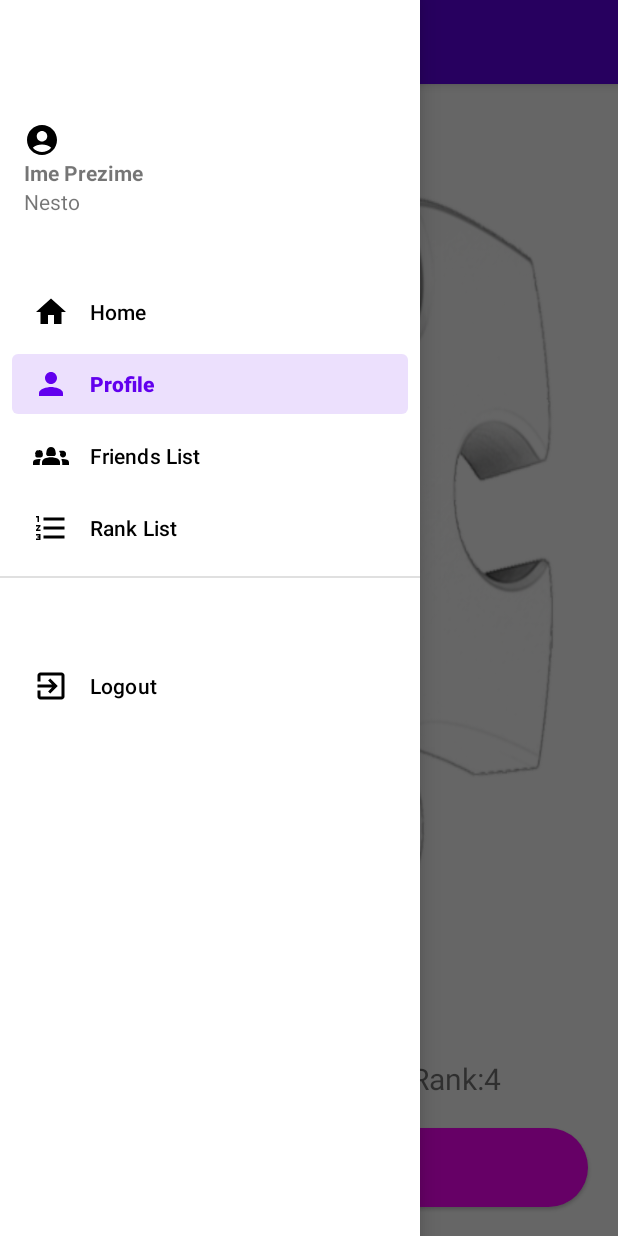
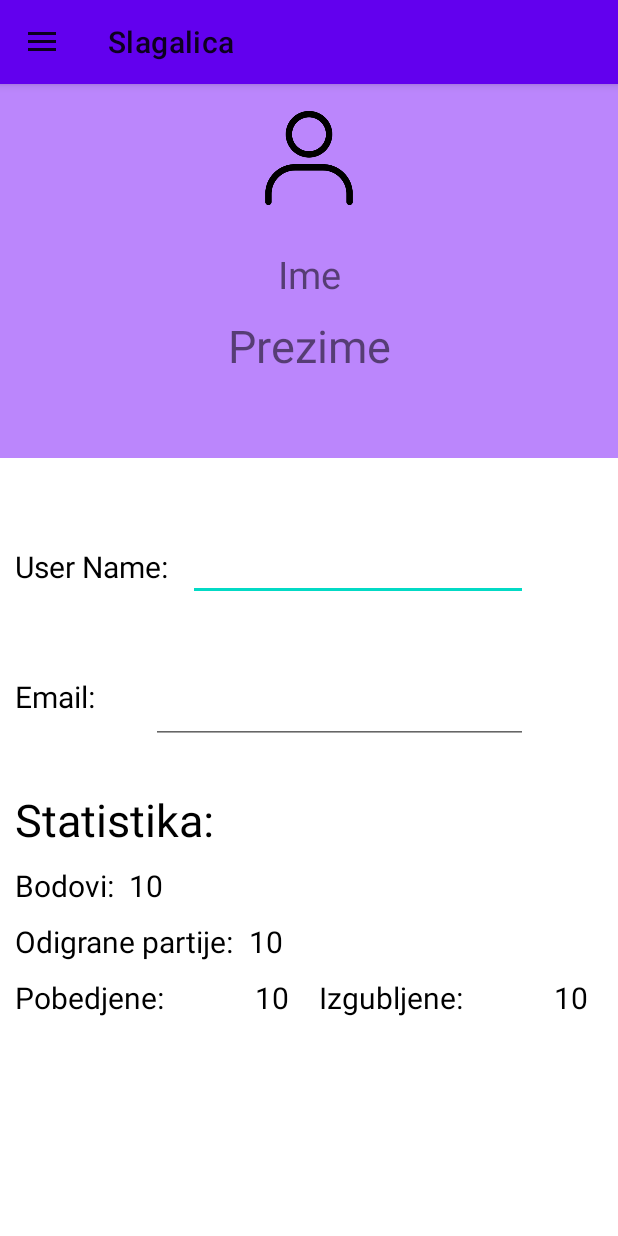
Before and after one commit to SR482021Danijel/MA-SIT-Project, an Android app: the screen it shows after launch (MainActivity), in the side drawer, after a tap on "Profile", on a phone screen of 412 x 824 dp. Run offline under Robolectric (Android 15) with nearby library versions, the phone set to English and light mode, and no system bars.

Commit message:
ubacio profil

```diff
--- a/app/build.gradle
+++ b/app/build.gradle
@@ -33,6 +33,7 @@ dependencies {
     implementation 'androidx.appcompat:appcompat:1.6.1'
     implementation 'com.google.android.material:material:1.8.0'
     implementation 'androidx.constraintlayout:constraintlayout:2.1.4'
+    implementation 'com.google.android.material:material:1.8.0'
     testImplementation 'junit:junit:4.13.2'
     androidTestImplementation 'androidx.test.ext:junit:1.1.5'
     androidTestImplementation 'androidx.test.espresso:espresso-core:3.5.1'
--- a/app/src/main/AndroidManifest.xml
+++ b/app/src/main/AndroidManifest.xml
@@ -13,6 +13,7 @@
         tools:targetApi="31">
         <activity
             android:name=".MainActivity"
+            android:windowSoftInputMode="adjustResize"
             android:exported="true">
             <intent-filter>
                 <action android:name="android.intent.action.MAIN" />
--- /dev/null
+++ b/app/src/main/java/com/ftn/ma_sit_project/HomeFragment.java
@@ -0,0 +1,20 @@
+package com.ftn.ma_sit_project;
+
+import android.os.Bundle;
+
+import androidx.fragment.app.Fragment;
+
+import android.view.LayoutInflater;
+import android.view.View;
+import android.view.ViewGroup;
+
+public class HomeFragment extends Fragment {
+    View view;
+
+    @Override
+    public View onCreateView(LayoutInflater inflater, ViewGroup container,
+                             Bundle savedInstanceState) {
+        view =  inflater.inflate(R.layout.fragment_home, container, false);
+        return view;
+    }
+}
--- a/app/src/main/java/com/ftn/ma_sit_project/MainActivity.java
+++ b/app/src/main/java/com/ftn/ma_sit_project/MainActivity.java
@@ -4,10 +4,14 @@ import androidx.annotation.NonNull;
 import androidx.appcompat.app.ActionBarDrawerToggle;
 import androidx.appcompat.app.AppCompatActivity;
 import androidx.appcompat.widget.Toolbar;
+import androidx.core.view.GravityCompat;
+import androidx.core.view.ViewCompat;
 import androidx.drawerlayout.widget.DrawerLayout;
 
+import android.content.ClipData;
 import android.os.Bundle;
 import android.view.MenuItem;
+import android.widget.Button;
 
 import com.google.android.material.navigation.NavigationView;
 
@@ -18,6 +22,7 @@ public class MainActivity extends AppCompatActivity implements NavigationView.On
     protected void onCreate(Bundle savedInstanceState) {
         super.onCreate(savedInstanceState);
         setContentView(R.layout.activity_main);
+
 
         Toolbar toolbar = (Toolbar)findViewById(R.id.toolbar1);
         setSupportActionBar(toolbar);
@@ -30,21 +35,22 @@ public class MainActivity extends AppCompatActivity implements NavigationView.On
         drawerLayout.addDrawerListener(toggle);
         toggle.syncState();
 
-//        if(savedInstanceState != null){
-//            getSupportFragmentManager().beginTransaction().replace(R.id.fragment_container, new HomeFragment()).commit();
-//            navigationView.setCheckedItem(R.id.nav_home);
-//        }
+        if(savedInstanceState == null){
+            getSupportFragmentManager().beginTransaction().replace(R.id.fragment_container, new HomeFragment()).commit();
+            navigationView.setCheckedItem(R.id.a);
+        }
+
     }
 
     @Override
     public boolean onNavigationItemSelected(@NonNull MenuItem item) {
-//        switch (item.getItemId()){
-//            case R.id.a:
-//                getSupportFragmentManager().beginTransaction().replace(R.id.fragment_container,  new NazivFragmenta()).commit();
-//                break;
-//            case R.id.aa:
-//                getSupportFragmentManager().beginTransaction().replace(R.id.fragment_container,  new NazivFragmenta()).commit();
-//                break;
+        switch (item.getItemId()){
+            case R.id.a:
+                getSupportFragmentManager().beginTransaction().replace(R.id.fragment_container,  new HomeFragment()).commit();
+                break;
+            case R.id.aa:
+                getSupportFragmentManager().beginTransaction().replace(R.id.fragment_container,  new ProfileFragment()).commit();
+                break;
 //            case R.id.aaa:
 //                getSupportFragmentManager().beginTransaction().replace(R.id.fragment_container,  new NazivFragmenta()).commit();
 //                break;
@@ -54,8 +60,9 @@ public class MainActivity extends AppCompatActivity implements NavigationView.On
 //            case R.id.aaaaa:
 //                getSupportFragmentManager().beginTransaction().replace(R.id.fragment_container,  new NazivFragmenta()).commit();
 //                break;
-//        }
-//        drawerLayout.closeDrawer(GravityCompat.START);
+        }
+        drawerLayout.closeDrawer(GravityCompat.START);
         return true;
     }
+
 }
--- /dev/null
+++ b/app/src/main/java/com/ftn/ma_sit_project/ProfileFragment.java
@@ -0,0 +1,69 @@
+package com.ftn.ma_sit_project;
+
+import android.app.Activity;
+import android.content.Context;
+import android.os.Bundle;
+
+import androidx.fragment.app.Fragment;
+
+import android.view.LayoutInflater;
+import android.view.View;
+import android.view.ViewGroup;
+import android.view.inputmethod.InputMethodManager;
+
+/**
+ * A simple {@link Fragment} subclass.
+ * Use the {@link ProfileFragment#newInstance} factory method to
+ * create an instance of this fragment.
+ */
+public class ProfileFragment extends Fragment {
+
+    View view;
+    Context context;
+    // TODO: Rename parameter arguments, choose names that match
+    // the fragment initialization parameters, e.g. ARG_ITEM_NUMBER
+    private static final String ARG_PARAM1 = "param1";
+    private static final String ARG_PARAM2 = "param2";
+
+    // TODO: Rename and change types of parameters
+    private String mParam1;
+    private String mParam2;
+
+    public ProfileFragment() {
+        // Required empty public constructor
+    }
+
+    /**
+     * Use this factory method to create a new instance of
+     * this fragment using the provided parameters.
+     *
+     * @param param1 Parameter 1.
+     * @param param2 Parameter 2.
+     * @return A new instance of fragment ProfileFragment.
+     */
+    // TODO: Rename and change types and number of parameters
+    public static ProfileFragment newInstance(String param1, String param2) {
+        ProfileFragment fragment = new ProfileFragment();
+        Bundle args = new Bundle();
+        args.putString(ARG_PARAM1, param1);
+        args.putString(ARG_PARAM2, param2);
+        fragment.setArguments(args);
+        return fragment;
+    }
+
+    @Override
+    public void onCreate(Bundle savedInstanceState) {
+        super.onCreate(savedInstanceState);
+        if (getArguments() != null) {
+            mParam1 = getArguments().getString(ARG_PARAM1);
+            mParam2 = getArguments().getString(ARG_PARAM2);
+        }
+    }
+
+    @Override
+    public View onCreateView(LayoutInflater inflater, ViewGroup container,
+                             Bundle savedInstanceState) {
+        view = inflater.inflate(R.layout.fragment_profile, container, false);
+        return view;
+    }
+}
--- a/app/src/main/res/layout/activity_main.xml
+++ b/app/src/main/res/layout/activity_main.xml
@@ -31,86 +31,12 @@
 
         </com.google.android.material.appbar.AppBarLayout>
 
-        <LinearLayout
+
+        <FrameLayout
+            android:id="@+id/fragment_container"
             android:layout_width="match_parent"
-            android:layout_height="match_parent"
-            android:orientation="vertical"
-            android:layout_marginTop="90sp"
-            android:gravity="bottom"
-            android:background="@drawable/main_background">
-
-            <LinearLayout
-                android:layout_width="match_parent"
-                android:layout_height="wrap_content"
-                android:orientation="horizontal"
-                android:gravity="center">
-
-                <TextView
-                    android:id="@+id/tokens"
-                    android:layout_width="wrap_content"
-                    android:layout_height="wrap_content"
-                    android:text="@string/tokens"
-                    style="@style/textViewMainMenu">
-
-                </TextView>
-
-                <TextView
-                    android:id="@+id/tokensAmount"
-                    android:layout_width="wrap_content"
-                    android:layout_height="wrap_content"
-                    android:text="10"
-                    style="@style/textViewAmountMainMenu">
-
-                </TextView>
-
-                <TextView
-                    android:id="@+id/stars"
-                    android:layout_width="wrap_content"
-                    android:layout_height="wrap_content"
-                    android:text="@string/stars"
-                    style="@style/textViewMainMenu">
-
-                </TextView>
-
-                <TextView
-                    android:id="@+id/starsAmount"
-                    android:layout_width="wrap_content"
-                    android:layout_height="wrap_content"
-                    android:text="140"
-                    style="@style/textViewAmountMainMenu">
-
-                </TextView>
-
-                <TextView
-                    android:id="@+id/rank"
-                    android:layout_width="wrap_content"
-                    android:layout_height="wrap_content"
-                    android:text="@string/rank"
-                    style="@style/textViewMainMenu">
-
-                </TextView>
-
-                <TextView
-                    android:id="@+id/rankAmount"
-                    android:layout_width="wrap_content"
-                    android:layout_height="wrap_content"
-                    android:text="4"
-                    style="@style/textViewAmountMainMenu">
-
-                </TextView>
-
-            </LinearLayout>
-
-            <Button
-                android:id="@+id/play"
-                android:layout_width="match_parent"
-                android:layout_height="wrap_content"
-                android:text="@string/play"
-                style="@style/btnMainMenu">
-
-            </Button>
-
-        </LinearLayout>
+            android:layout_height="680dp"
+            android:layout_marginTop="55dp"/>
 
     </androidx.coordinatorlayout.widget.CoordinatorLayout>
 
--- /dev/null
+++ b/app/src/main/res/layout/fragment_home.xml
@@ -0,0 +1,96 @@
+<?xml version="1.0" encoding="utf-8"?>
+<FrameLayout xmlns:android="http://schemas.android.com/apk/res/android"
+    xmlns:app="http://schemas.android.com/apk/res-auto"
+    xmlns:tools="http://schemas.android.com/tools"
+    android:layout_width="match_parent"
+    android:layout_height="match_parent"
+    tools:context=".HomeFragment">
+
+    <androidx.coordinatorlayout.widget.CoordinatorLayout
+        android:id="@+id/coordinator"
+        android:layout_width="match_parent"
+        android:layout_height="match_parent">
+
+        <LinearLayout
+            android:layout_width="match_parent"
+            android:layout_height="match_parent"
+            android:layout_marginTop="90sp"
+            android:background="@drawable/main_background"
+            android:gravity="bottom"
+            android:orientation="vertical">
+
+            <LinearLayout
+                android:layout_width="match_parent"
+                android:layout_height="wrap_content"
+                android:gravity="center"
+                android:orientation="horizontal">
+
+                <TextView
+                    android:id="@+id/tokens"
+                    style="@style/textViewMainMenu"
+                    android:layout_width="wrap_content"
+                    android:layout_height="wrap_content"
+                    android:text="@string/tokens">
+
+                </TextView>
+
+                <TextView
+                    android:id="@+id/tokensAmount"
+                    style="@style/textViewAmountMainMenu"
+                    android:layout_width="wrap_content"
+                    android:layout_height="wrap_content"
+                    android:text="10">
+
+                </TextView>
+
+                <TextView
+                    android:id="@+id/stars"
+                    style="@style/textViewMainMenu"
+                    android:layout_width="wrap_content"
+                    android:layout_height="wrap_content"
+                    android:text="@string/stars">
+
+                </TextView>
+
+                <TextView
+                    android:id="@+id/starsAmount"
+                    style="@style/textViewAmountMainMenu"
+                    android:layout_width="wrap_content"
+                    android:layout_height="wrap_content"
+                    android:text="140">
+
+                </TextView>
+
+                <TextView
+                    android:id="@+id/rank"
+                    style="@style/textViewMainMenu"
+                    android:layout_width="wrap_content"
+                    android:layout_height="wrap_content"
+                    android:text="@string/rank">
+
+                </TextView>
+
+                <TextView
+                    android:id="@+id/rankAmount"
+                    style="@style/textViewAmountMainMenu"
+                    android:layout_width="wrap_content"
+                    android:layout_height="wrap_content"
+                    android:text="4">
+
+                </TextView>
+
+            </LinearLayout>
+
+            <Button
+                android:id="@+id/play"
+                style="@style/btnMainMenu"
+                android:layout_width="match_parent"
+                android:layout_height="wrap_content"
+                android:text="@string/play">
+
+            </Button>
+
+        </LinearLayout>
+
+    </androidx.coordinatorlayout.widget.CoordinatorLayout>
+</FrameLayout>
--- /dev/null
+++ b/app/src/main/res/layout/fragment_profile.xml
@@ -0,0 +1,219 @@
+<?xml version="1.0" encoding="utf-8"?>
+<FrameLayout xmlns:android="http://schemas.android.com/apk/res/android"
+    xmlns:app="http://schemas.android.com/apk/res-auto"
+    xmlns:tools="http://schemas.android.com/tools"
+    android:layout_width="match_parent"
+    android:layout_height="match_parent"
+    android:id="@+id/content"
+    tools:context=".ProfileFragment">
+
+    <LinearLayout
+        android:layout_width="match_parent"
+        android:layout_height="wrap_content"
+        android:orientation="vertical">
+
+        <LinearLayout
+            android:layout_width="match_parent"
+            android:layout_height="250dp"
+            android:orientation="vertical"
+            android:background="@color/purple_200">
+
+
+            <ImageView
+                android:id="@+id/imageView3"
+                android:layout_width="100dp"
+                android:layout_height="100dp"
+                android:layout_gravity="center"
+                android:src="@drawable/person" />
+
+            <TextView
+                android:id="@+id/textView7"
+                android:layout_width="match_parent"
+                android:layout_height="wrap_content"
+                android:layout_marginTop="10dp"
+                android:gravity="center"
+                android:textSize="25dp"
+                android:text="Ime" />
+
+            <TextView
+                android:id="@+id/textView6"
+                android:layout_width="match_parent"
+                android:layout_height="wrap_content"
+                android:layout_marginTop="10dp"
+                android:gravity="center"
+                android:textSize="30dp"
+                android:text="Prezime" />
+
+        </LinearLayout>
+
+        <LinearLayout
+            android:layout_width="match_parent"
+            android:layout_height="wrap_content"
+            android:orientation="vertical"
+            android:layout_marginLeft="10dp"
+            android:layout_marginRight="10dp">
+
+            <LinearLayout
+                android:layout_width="match_parent"
+                android:layout_height="match_parent"
+                android:orientation="horizontal"
+                android:layout_marginRight ="50dp"
+                android:layout_marginTop="50dp"
+                >
+
+                <TextView
+                    android:id="@+id/textView9"
+                    android:layout_width="wrap_content"
+                    android:layout_height="wrap_content"
+                    android:layout_weight="1"
+                    android:text="User Name:"
+                    android:textSize="20dp"
+                    android:textColor="@color/black"
+                    android:layout_gravity="center"/>
+
+                <EditText
+                    android:id="@+id/editTextTextPersonName6"
+                    android:layout_width="wrap_content"
+                    android:layout_height="wrap_content"
+                    android:layout_weight="1"
+                    android:ems="10"
+                    android:inputType="textPersonName"
+                    android:editable="false"/>
+
+            </LinearLayout>
+
+            <LinearLayout
+                android:layout_width="match_parent"
+                android:layout_height="wrap_content"
+                android:orientation="horizontal"
+                android:layout_marginRight ="50dp"
+                android:layout_marginTop="50dp">
+
+                <TextView
+                    android:id="@+id/textView10"
+                    android:layout_width="wrap_content"
+                    android:layout_height="wrap_content"
+                    android:layout_weight="1"
+                    android:text="Email:"
+                    android:textSize="20dp"
+                    android:textColor="@color/black"
+                    android:layout_gravity="right"/>
+
+                <EditText
+                    android:id="@+id/editTextTextPersonName7"
+                    android:layout_width="wrap_content"
+                    android:layout_height="wrap_content"
+                    android:layout_weight="1"
+                    android:ems="10"
+                    android:inputType="textPersonName"
+                    android:editable="false"/>
+
+            </LinearLayout>
+
+            <LinearLayout
+                android:layout_width="match_parent"
+                android:layout_height="wrap_content"
+                android:layout_marginTop="30dp">
+
+                <TextView
+                    android:layout_width="match_parent"
+                    android:layout_height="wrap_content"
+                    android:text="Statistika: "
+                    android:textSize="30dp"
+                    android:textColor="@color/black"
+                    />
+            </LinearLayout>
+
+            <LinearLayout
+                android:layout_width="match_parent"
+                android:layout_height="wrap_content"
+                android:orientation="horizontal"
+                android:layout_marginTop="10dp">
+
+                <TextView
+                    android:layout_width="wrap_content"
+                    android:layout_height="wrap_content"
+                    android:text="Bodovi:"
+                    android:textSize="20dp"
+                    android:textColor="@color/black"/>
+
+                <TextView
+                    android:layout_width="wrap_content"
+                    android:layout_height="wrap_content"
+                    android:text="10"
+                    android:textSize="20dp"
+                    android:layout_marginLeft="10dp"
+                    android:textColor="@color/black"/>
+
+
+            </LinearLayout>
+
+            <LinearLayout
+                android:layout_width="match_parent"
+                android:layout_height="wrap_content"
+                android:orientation="horizontal"
+                android:layout_marginTop="10dp">
+
+                <TextView
+                    android:layout_width="wrap_content"
+                    android:layout_height="wrap_content"
+                    android:text="Odigrane partije:"
+                    android:textSize="20dp"
+                    android:textColor="@color/black"/>
+
+                <TextView
+                    android:layout_width="wrap_content"
+                    android:layout_height="wrap_content"
+                    android:text="10"
+                    android:textSize="20dp"
+                    android:layout_marginLeft="10dp"
+                    android:textColor="@color/black"/>
+
+
+            </LinearLayout>
+
+            <LinearLayout
+                android:layout_width="match_parent"
+                android:layout_height="wrap_content"
+                android:layout_marginTop="10dp"
+                android:orientation="horizontal">
+
+                <TextView
+                    android:layout_width="wrap_content"
+                    android:layout_height="wrap_content"
+                    android:layout_weight="2"
+                    android:text="Pobedjene:"
+                    android:textSize="20dp"
+                    android:textColor="@color/black"/>
+
+                <TextView
+                    android:layout_width="wrap_content"
+                    android:layout_height="wrap_content"
+                    android:layout_marginLeft="10dp"
+                    android:text="10"
+                    android:textSize="20dp"
+                    android:textColor="@color/black"/>
+
+                <TextView
+                    android:layout_width="wrap_content"
+                    android:layout_height="match_parent"
+                    android:layout_marginLeft="20dp"
+                    android:layout_weight="2"
+                    android:text="Izgubljene:"
+                    android:textSize="20dp"
+                    android:textColor="@color/black"/>
+
+                <TextView
+                    android:layout_width="wrap_content"
+                    android:layout_height="wrap_content"
+                    android:layout_marginLeft="10dp"
+                    android:layout_marginRight="10dp"
+                    android:text="10"
+                    android:textSize="20dp"
+                    android:textColor="@color/black"/>
+
+
+            </LinearLayout>
+        </LinearLayout>
+    </LinearLayout>
+</FrameLayout>
--- /dev/null
+++ b/app/src/main/res/values/customs_styles.xml
@@ -0,0 +1,6 @@
+<?xml version="1.0" encoding="utf-8"?>
+<resources>
+    <style name="circle">
+        <item name="cornerSize">50%</item>
+    </style>
+</resources>
--- a/app/src/main/res/values/strings.xml
+++ b/app/src/main/res/values/strings.xml
@@ -15,4 +15,6 @@
     <string name="logout">Logout</string>
     <string name="register">Register</string>
     <string name="home">Home</string>
+    <!-- TODO: Remove or change this placeholder text -->
+    <string name="hello_blank_fragment">Hello blank fragment</string>
 </resources>
```
Also changed, not shown: app/src/main/res/drawable/person.png (added).
